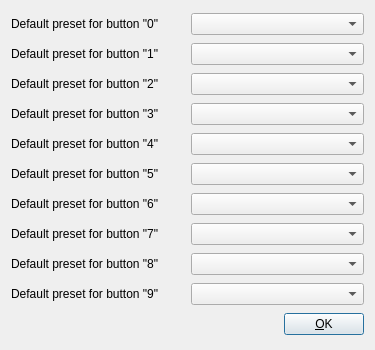
Old version of the form plug/quickpresets.ui in the repository b2ornot2b/plug.
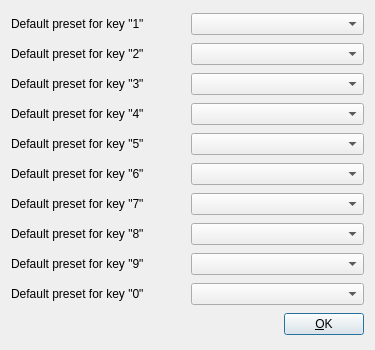
New version of the form.

Commit message: Added displaying chosen quick preset for each key in settings window

The edit to the form file:
```diff
--- a/plug/quickpresets.ui
+++ b/plug/quickpresets.ui
@@ -14,26 +14,12 @@
    <string>Dialog</string>
   </property>
   <layout class="QVBoxLayout" name="verticalLayout">
-   <item>
-    <layout class="QHBoxLayout" name="horizontalLayout">
-     <item>
-      <widget class="QLabel" name="label">
-       <property name="text">
-        <string>Default preset for button &quot;0&quot;</string>
-       </property>
-      </widget>
-     </item>
-     <item>
-      <widget class="QComboBox" name="comboBox"/>
-     </item>
-    </layout>
-   </item>
    <item>
     <layout class="QHBoxLayout" name="horizontalLayout_2">
      <item>
       <widget class="QLabel" name="label_2">
        <property name="text">
-        <string>Default preset for button &quot;1&quot;</string>
+        <string>Default preset for key &quot;1&quot;</string>
        </property>
       </widget>
      </item>
@@ -47,7 +33,7 @@
      <item>
       <widget class="QLabel" name="label_3">
        <property name="text">
-        <string>Default preset for button &quot;2&quot;</string>
+        <string>Default preset for key &quot;2&quot;</string>
        </property>
       </widget>
      </item>
@@ -61,7 +47,7 @@
      <item>
       <widget class="QLabel" name="label_4">
        <property name="text">
-        <string>Default preset for button &quot;3&quot;</string>
+        <string>Default preset for key &quot;3&quot;</string>
        </property>
       </widget>
      </item>
@@ -75,7 +61,7 @@
      <item>
       <widget class="QLabel" name="label_5">
        <property name="text">
-        <string>Default preset for button &quot;4&quot;</string>
+        <string>Default preset for key &quot;4&quot;</string>
        </property>
       </widget>
      </item>
@@ -89,7 +75,7 @@
      <item>
       <widget class="QLabel" name="label_6">
        <property name="text">
-        <string>Default preset for button &quot;5&quot;</string>
+        <string>Default preset for key &quot;5&quot;</string>
        </property>
       </widget>
      </item>
@@ -103,7 +89,7 @@
      <item>
       <widget class="QLabel" name="label_7">
        <property name="text">
-        <string>Default preset for button &quot;6&quot;</string>
+        <string>Default preset for key &quot;6&quot;</string>
        </property>
       </widget>
      </item>
@@ -117,7 +103,7 @@
      <item>
       <widget class="QLabel" name="label_8">
        <property name="text">
-        <string>Default preset for button &quot;7&quot;</string>
+        <string>Default preset for key &quot;7&quot;</string>
        </property>
       </widget>
      </item>
@@ -131,7 +117,7 @@
      <item>
       <widget class="QLabel" name="label_9">
        <property name="text">
-        <string>Default preset for button &quot;8&quot;</string>
+        <string>Default preset for key &quot;8&quot;</string>
        </property>
       </widget>
      </item>
@@ -145,7 +131,7 @@
      <item>
       <widget class="QLabel" name="label_10">
        <property name="text">
-        <string>Default preset for button &quot;9&quot;</string>
+        <string>Default preset for key &quot;9&quot;</string>
        </property>
       </widget>
      </item>
@@ -154,6 +140,20 @@
      </item>
     </layout>
    </item>
+   <item>
+    <layout class="QHBoxLayout" name="horizontalLayout">
+     <item>
+      <widget class="QLabel" name="label">
+       <property name="text">
+        <string>Default preset for key &quot;0&quot;</string>
+       </property>
+      </widget>
+     </item>
+     <item>
+      <widget class="QComboBox" name="comboBox"/>
+     </item>
+    </layout>
+   </item>
    <item>
     <layout class="QHBoxLayout" name="horizontalLayout_11">
      <item>
```
Left out of the diff: 2 changed lines with no effect on the pictures. The commit also changes 1 other file.
